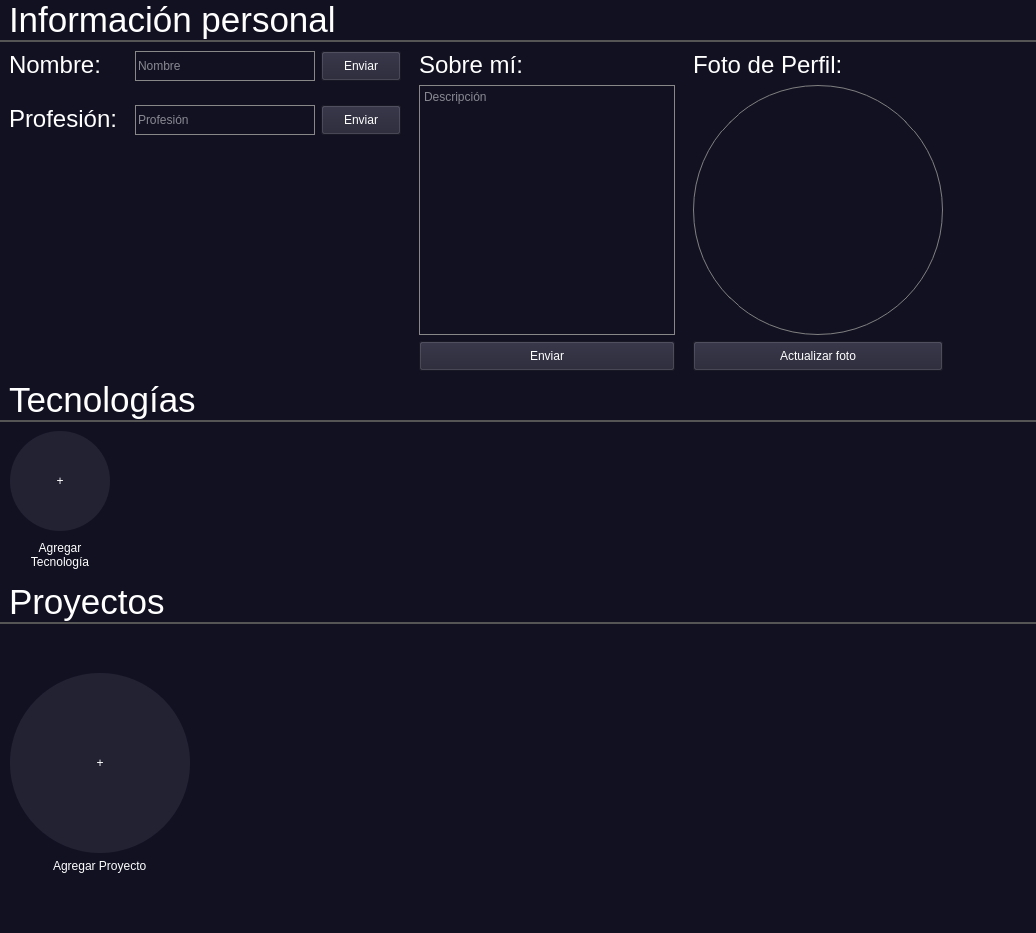
Qt form portfoliopage.ui (braiaantt/Braian-Web-Admin-Panel) before a commit.
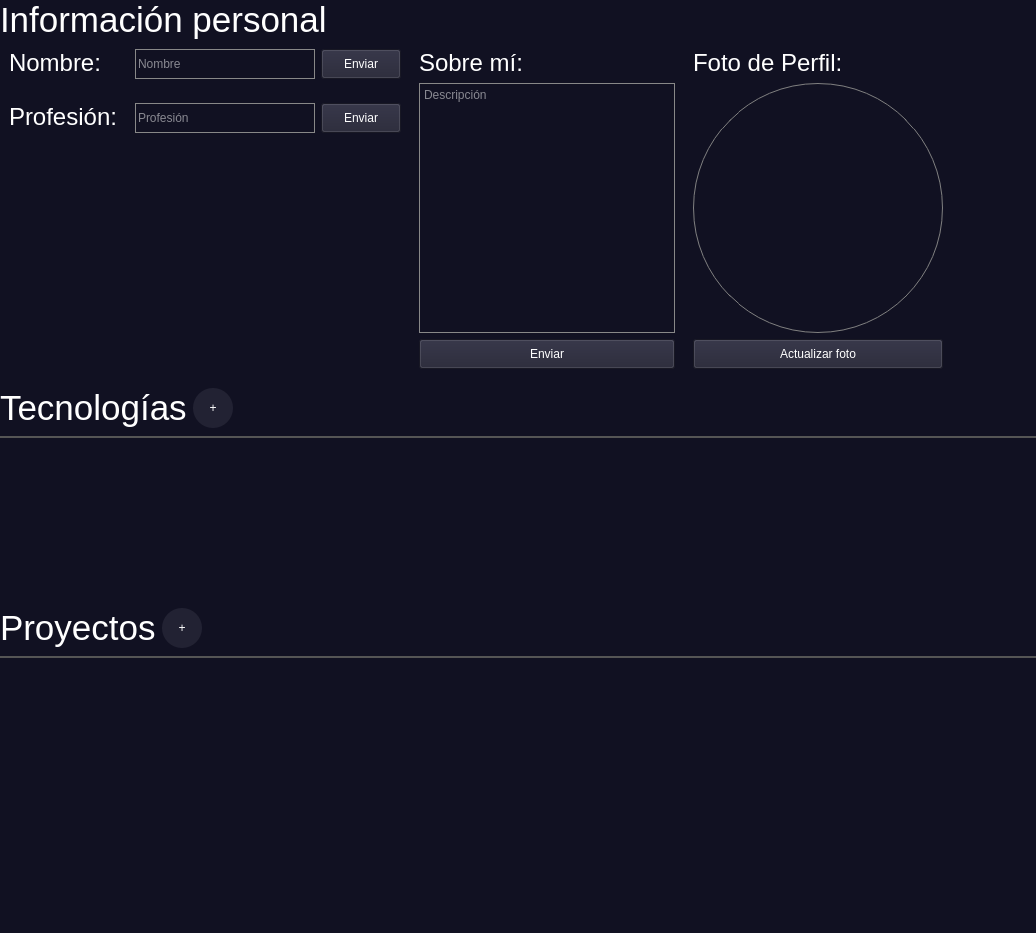
The same form after that commit.

Commit message: refactor ui(portfolio): redesign widgetTechnologies and widgetProjects

Diff of the .ui file:
```diff
--- a/portfoliopage.ui
+++ b/portfoliopage.ui
@@ -10,6 +10,12 @@
     <height>933</height>
    </rect>
   </property>
+  <property name="minimumSize">
+   <size>
+    <width>0</width>
+    <height>0</height>
+   </size>
+  </property>
   <property name="windowTitle">
    <string>Form</string>
   </property>
@@ -81,7 +87,7 @@
        <number>0</number>
       </property>
       <item>
-       <widget class="QLabel" name="labelPersonalInformationTxt">
+       <widget class="QLabel" name="labelPersonalInformationTitle">
         <property name="font">
          <font>
           <pointsize>26</pointsize>
@@ -480,27 +486,107 @@
        <number>0</number>
       </property>
       <item>
-       <widget class="QLabel" name="labelTechnologiesTxt">
+       <widget class="QWidget" name="widgetTechnologiesTitle" native="true">
         <property name="sizePolicy">
-         <sizepolicy hsizetype="Minimum" vsizetype="Fixed">
+         <sizepolicy hsizetype="Preferred" vsizetype="Preferred">
           <horstretch>0</horstretch>
           <verstretch>0</verstretch>
          </sizepolicy>
         </property>
-        <property name="font">
-         <font>
-          <pointsize>26</pointsize>
-         </font>
+        <property name="minimumSize">
+         <size>
+          <width>0</width>
+          <height>60</height>
+         </size>
+        </property>
+        <property name="maximumSize">
+         <size>
+          <width>16777215</width>
+          <height>60</height>
+         </size>
         </property>
         <property name="styleSheet">
-         <string notr="true">#labelTechnologiesTxt{
+         <string notr="true">#widgetTechnologiesTitle{
 border: none;
 border-bottom: 2px solid #555;
 }</string>
         </property>
-        <property name="text">
-         <string>Tecnologías</string>
-        </property>
+        <layout class="QHBoxLayout" name="horizontalLayout_6">
+         <property name="leftMargin">
+          <number>0</number>
+         </property>
+         <property name="topMargin">
+          <number>0</number>
+         </property>
+         <property name="rightMargin">
+          <number>0</number>
+         </property>
+         <property name="bottomMargin">
+          <number>0</number>
+         </property>
+         <item>
+          <widget class="QLabel" name="labelTechnologiesTitle">
+           <property name="sizePolicy">
+            <sizepolicy hsizetype="Minimum" vsizetype="Fixed">
+             <horstretch>0</horstretch>
+             <verstretch>0</verstretch>
+            </sizepolicy>
+           </property>
+           <property name="font">
+            <font>
+             <pointsize>26</pointsize>
+            </font>
+           </property>
+           <property name="styleSheet">
+            <string notr="true"/>
+           </property>
+           <property name="text">
+            <string>Tecnologías</string>
+           </property>
+          </widget>
+         </item>
+         <item>
+          <widget class="QPushButton" name="pushButtonAddTechnology">
+           <property name="minimumSize">
+            <size>
+             <width>40</width>
+             <height>40</height>
+            </size>
+           </property>
+           <property name="maximumSize">
+            <size>
+             <width>40</width>
+             <height>40</height>
+            </size>
+           </property>
+           <property name="styleSheet">
+            <string notr="true">#pushButtonAddTechnology{
+border-radius: 20;
+}
+
+#pushButtonAddTechnology:hover{
+background-color: #334;
+}</string>
+           </property>
+           <property name="text">
+            <string>+</string>
+           </property>
+          </widget>
+         </item>
+         <item>
+          <spacer name="horizontalSpacer_4">
+           <property name="orientation">
+            <enum>Qt::Orientation::Horizontal</enum>
+           </property>
+           <property name="sizeHint" stdset="0">
+            <size>
+             <width>40</width>
+             <height>20</height>
+            </size>
+           </property>
+          </spacer>
+         </item>
+        </layout>
        </widget>
       </item>
       <item>
@@ -526,7 +612,7 @@
         <property name="widgetResizable">
          <bool>true</bool>
         </property>
-        <widget class="QWidget" name="scrollAreaWidgetContents">
+        <widget class="QWidget" name="scrollAreaTechnologyWidgetContents">
          <property name="geometry">
           <rect>
            <x>0</x>
@@ -548,90 +634,6 @@
           <property name="bottomMargin">
            <number>0</number>
           </property>
-          <item>
-           <widget class="QWidget" name="widgetAddTechnology" native="true">
-            <property name="sizePolicy">
-             <sizepolicy hsizetype="Preferred" vsizetype="Fixed">
-              <horstretch>0</horstretch>
-              <verstretch>0</verstretch>
-             </sizepolicy>
-            </property>
-            <property name="minimumSize">
-             <size>
-              <width>0</width>
-              <height>0</height>
-             </size>
-            </property>
-            <property name="maximumSize">
-             <size>
-              <width>120</width>
-              <height>160</height>
-             </size>
-            </property>
-            <layout class="QVBoxLayout" name="verticalLayout_7">
-             <item alignment="Qt::AlignmentFlag::AlignHCenter">
-              <widget class="QPushButton" name="pushButtonAddTechnology">
-               <property name="minimumSize">
-                <size>
-                 <width>100</width>
-                 <height>100</height>
-                </size>
-               </property>
-               <property name="maximumSize">
-                <size>
-                 <width>100</width>
-                 <height>100</height>
-                </size>
-               </property>
-               <property name="styleSheet">
-                <string notr="true">#pushButtonAddTechnology{
-border-radius: 50;
-}
-
-#pushButtonAddTechnology:hover{
-background-color: #334;
-}</string>
-               </property>
-               <property name="text">
-                <string>+</string>
-               </property>
-              </widget>
-             </item>
-             <item alignment="Qt::AlignmentFlag::AlignHCenter">
-              <widget class="QLabel" name="labelAddTechnologyTxt">
-               <property name="sizePolicy">
-                <sizepolicy hsizetype="Preferred" vsizetype="Preferred">
-                 <horstretch>0</horstretch>
-                 <verstretch>0</verstretch>
-                </sizepolicy>
-               </property>
-               <property name="text">
-                <string>Agregar Tecnología</string>
-               </property>
-               <property name="alignment">
-                <set>Qt::AlignmentFlag::AlignCenter</set>
-               </property>
-               <property name="wordWrap">
-                <bool>true</bool>
-               </property>
-              </widget>
-             </item>
-            </layout>
-           </widget>
-          </item>
-          <item>
-           <spacer name="horizontalSpacer">
-            <property name="orientation">
-             <enum>Qt::Orientation::Horizontal</enum>
-            </property>
-            <property name="sizeHint" stdset="0">
-             <size>
-              <width>40</width>
-              <height>20</height>
-             </size>
-            </property>
-           </spacer>
-          </item>
          </layout>
         </widget>
        </widget>
@@ -640,7 +642,7 @@
     </widget>
    </item>
    <item>
-    <widget class="QWidget" name="widgetTechnologies_2" native="true">
+    <widget class="QWidget" name="widgetProjects" native="true">
      <property name="sizePolicy">
       <sizepolicy hsizetype="Preferred" vsizetype="Expanding">
        <horstretch>0</horstretch>
@@ -664,27 +666,107 @@
        <number>0</number>
       </property>
       <item>
-       <widget class="QLabel" name="labelProjects">
+       <widget class="QWidget" name="widgetProjectsTitle" native="true">
         <property name="sizePolicy">
-         <sizepolicy hsizetype="Preferred" vsizetype="Fixed">
+         <sizepolicy hsizetype="Preferred" vsizetype="Preferred">
           <horstretch>0</horstretch>
           <verstretch>0</verstretch>
          </sizepolicy>
         </property>
-        <property name="font">
-         <font>
-          <pointsize>26</pointsize>
-         </font>
+        <property name="minimumSize">
+         <size>
+          <width>0</width>
+          <height>60</height>
+         </size>
+        </property>
+        <property name="maximumSize">
+         <size>
+          <width>16777215</width>
+          <height>60</height>
+         </size>
         </property>
         <property name="styleSheet">
-         <string notr="true">#labelProjects{
+         <string notr="true">#widgetProjectsTitle{
 border: none;
 border-bottom: 2px solid #555;
 }</string>
         </property>
-        <property name="text">
-         <string>Proyectos</string>
-        </property>
+        <layout class="QHBoxLayout" name="horizontalLayout_7">
+         <property name="leftMargin">
+          <number>0</number>
+         </property>
+         <property name="topMargin">
+          <number>0</number>
+         </property>
+         <property name="rightMargin">
+          <number>0</number>
+         </property>
+         <property name="bottomMargin">
+          <number>0</number>
+         </property>
+         <item>
+          <widget class="QLabel" name="labelProjectsTitle">
+           <property name="sizePolicy">
+            <sizepolicy hsizetype="Minimum" vsizetype="Fixed">
+             <horstretch>0</horstretch>
+             <verstretch>0</verstretch>
+            </sizepolicy>
+           </property>
+           <property name="font">
+            <font>
+             <pointsize>26</pointsize>
+            </font>
+           </property>
+           <property name="styleSheet">
+            <string notr="true"/>
+           </property>
+           <property name="text">
+            <string>Proyectos</string>
+           </property>
+          </widget>
+         </item>
+         <item>
+          <widget class="QPushButton" name="pushButtonAddProject">
+           <property name="minimumSize">
+            <size>
+             <width>40</width>
+             <height>40</height>
+            </size>
+           </property>
+           <property name="maximumSize">
+            <size>
+             <width>40</width>
+             <height>40</height>
+            </size>
+           </property>
+           <property name="styleSheet">
+            <string notr="true">#pushButtonAddProject{
+border-radius: 20;
+}
+
+#pushButtonAddProject:hover{
+background-color: #334;
+}</string>
+           </property>
+           <property name="text">
+            <string>+</string>
+           </property>
+          </widget>
+         </item>
+         <item>
+          <spacer name="horizontalSpacer_5">
+           <property name="orientation">
+            <enum>Qt::Orientation::Horizontal</enum>
+           </property>
+           <property name="sizeHint" stdset="0">
+            <size>
+             <width>40</width>
+             <height>20</height>
+            </size>
+           </property>
+          </spacer>
+         </item>
+        </layout>
        </widget>
       </item>
       <item>
@@ -692,13 +774,13 @@
         <property name="widgetResizable">
          <bool>true</bool>
         </property>
-        <widget class="QWidget" name="scrollAreaWidgetContents_2">
+        <widget class="QWidget" name="scrollAreaProjectWidgetContents">
          <property name="geometry">
           <rect>
            <x>0</x>
            <y>0</y>
            <width>1036</width>
-           <height>261</height>
+           <height>249</height>
           </rect>
          </property>
          <layout class="QHBoxLayout" name="horizontalLayout_5">
@@ -711,78 +793,6 @@
           <property name="rightMargin">
            <number>0</number>
           </property>
-          <item>
-           <widget class="QWidget" name="widgetAddProject" native="true">
-            <property name="minimumSize">
-             <size>
-              <width>200</width>
-              <height>220</height>
-             </size>
-            </property>
-            <property name="maximumSize">
-             <size>
-              <width>200</width>
-              <height>220</height>
-             </size>
-            </property>
-            <layout class="QVBoxLayout" name="verticalLayout_11">
-             <item alignment="Qt::AlignmentFlag::AlignHCenter">
-              <widget class="QPushButton" name="pushButtonAddProject">
-               <property name="minimumSize">
-                <size>
-                 <width>180</width>
-                 <height>180</height>
-                </size>
-               </property>
-               <property name="maximumSize">
-                <size>
-                 <width>180</width>
-                 <height>180</height>
-                </size>
-               </property>
-               <property name="styleSheet">
-                <string notr="true">#pushButtonAddProject{
-border-radius: 90;
-}
-
-#pushButtonAddProject:hover{
-background-color: #334;
-}</string>
-               </property>
-               <property name="text">
-                <string>+</string>
-               </property>
-              </widget>
-             </item>
-             <item alignment="Qt::AlignmentFlag::AlignHCenter">
-              <widget class="QLabel" name="label_2">
-               <property name="sizePolicy">
-                <sizepolicy hsizetype="Preferred" vsizetype="Fixed">
-                 <horstretch>0</horstretch>
-                 <verstretch>0</verstretch>
-                </sizepolicy>
-               </property>
-               <property name="text">
-                <string>Agregar Proyecto</string>
-               </property>
-              </widget>
-             </item>
-            </layout>
-           </widget>
-          </item>
-          <item>
-           <spacer name="horizontalSpacer_2">
-            <property name="orientation">
-             <enum>Qt::Orientation::Horizontal</enum>
-            </property>
-            <property name="sizeHint" stdset="0">
-             <size>
-              <width>775</width>
-              <height>20</height>
-             </size>
-            </property>
-           </spacer>
-          </item>
          </layout>
         </widget>
        </widget>
```
